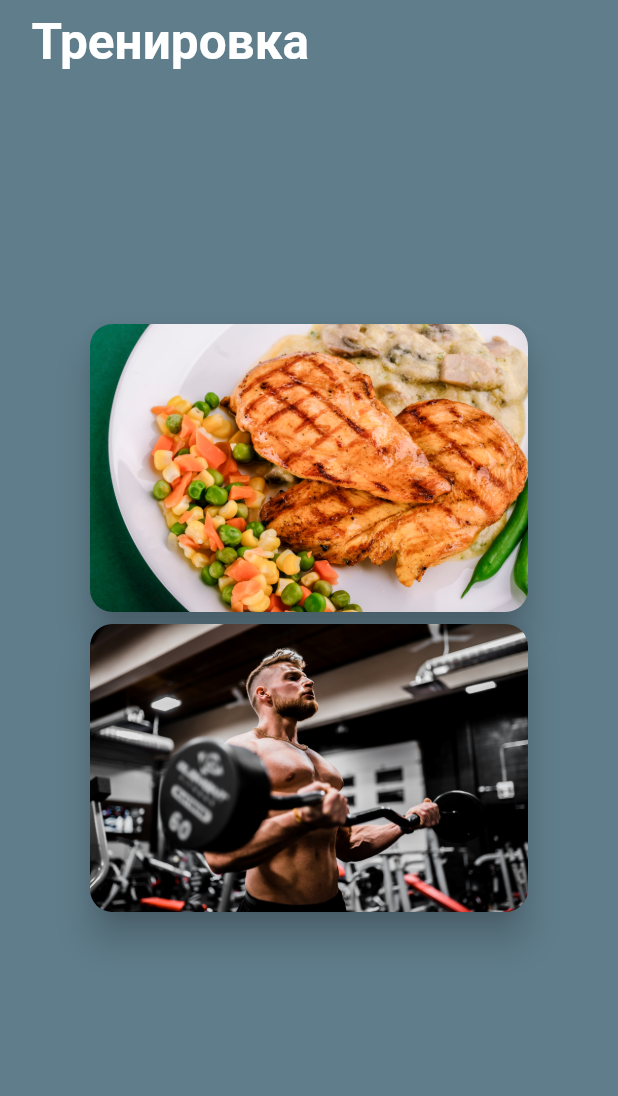
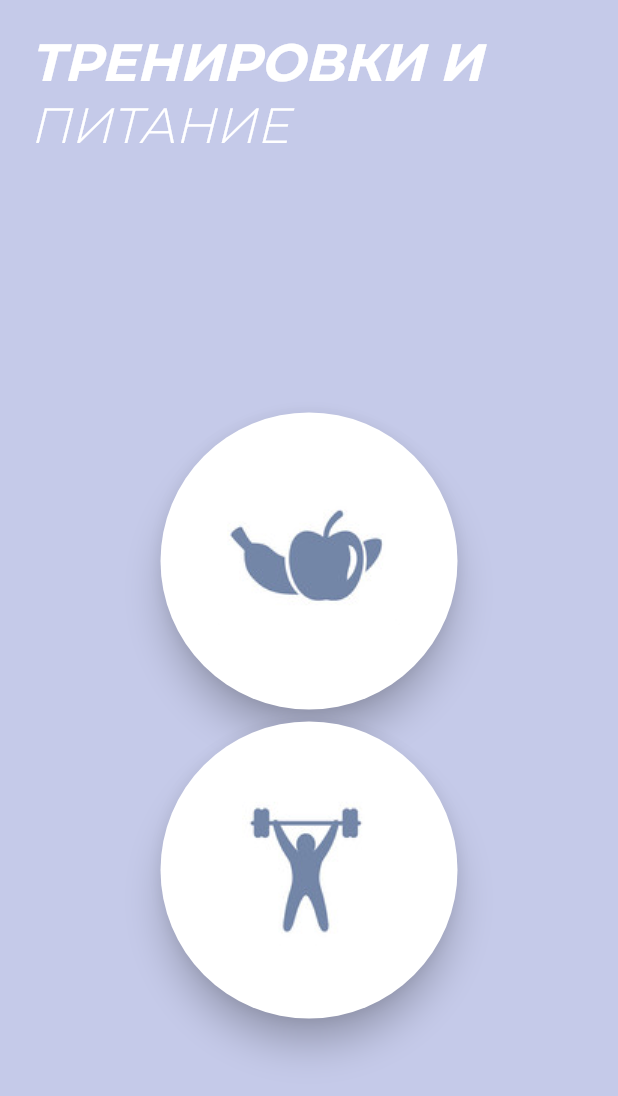
Before and after one commit to rmnsfx/nutrition, a Flutter app: the screen it shows after launch, on a phone screen of 412 x 824 dp. Shown: the top 1096 px of the screen. Run offline on Flutter 3.47's test engine with Material 2 defaults, Android fonts, the phone set to English and light mode, and no system bars; our stand-ins replace google_fonts.

Commit message:
new design main

```diff
--- a/lib/food.dart
+++ b/lib/food.dart
@@ -1,18 +1,16 @@
 import 'package:flutter/material.dart';
 import 'elements.dart';
 import 'package:flutter/widgets.dart';
-
-
 
 class FoodPage extends StatelessWidget {
   const FoodPage({super.key});
 
   @override
   Widget build(BuildContext context) {
-
     return Scaffold(
       appBar: AppBar(
         title: Text("Питание"),
+        backgroundColor: Colors.cyan,
       ),
       body: ListView.builder(
           itemCount: mealtime.length,
@@ -21,35 +19,66 @@ class FoodPage extends StatelessWidget {
                 child: ExpansionTile(
               leading: Icon(icons[index]),
               //trailing: Icon(Icons.keyboard_arrow_right),
-                  title:  Text('${mealtime[index]}'),
+              title: Text('${mealtime[index]}'),
               subtitle: Text('${time[index]}'),
               children: <Widget>[
-                    if( index == 0 )
+                if (index == 0)
                   for (var item in menuBreakFast)
-                        ListTile(title: Text(item.name), subtitle: Text(item.weightMin.toString() + " - " + item.weightMax.toString() + item.units),),
-                    if( index == 1 )
+                    ListTile(
+                      title: Text(item.name),
+                      subtitle: Text(item.weightMin.toString() +
+                          " - " +
+                          item.weightMax.toString() +
+                          item.units),
+                    ),
+                if (index == 1)
                   for (var item in menuEarlySnack)
-                        ListTile(title: Text(item.name), subtitle: Text(item.weightMin.toString() + " - " + item.weightMax.toString() + item.units),),
-                    if( index == 2 )
+                    ListTile(
+                      title: Text(item.name),
+                      subtitle: Text(item.weightMin.toString() +
+                          " - " +
+                          item.weightMax.toString() +
+                          item.units),
+                    ),
+                if (index == 2)
                   for (var item in menuLunch)
-                        ListTile(title: Text(item.name), subtitle: Text(item.weightMin.toString() + " - " + item.weightMax.toString() + item.units),),
-                    if( index == 3 )
+                    ListTile(
+                      title: Text(item.name),
+                      subtitle: Text(item.weightMin.toString() +
+                          " - " +
+                          item.weightMax.toString() +
+                          item.units),
+                    ),
+                if (index == 3)
                   for (var item in menuSnack)
-                        ListTile(title: Text(item.name), subtitle: Text(item.weightMin.toString() + " - " + item.weightMax.toString() + item.units),),
-                    if( index == 4 )
+                    ListTile(
+                      title: Text(item.name),
+                      subtitle: Text(item.weightMin.toString() +
+                          " - " +
+                          item.weightMax.toString() +
+                          item.units),
+                    ),
+                if (index == 4)
                   for (var item in menuDinner)
-                        ListTile(title: Text(item.name), subtitle: Text(item.weightMin.toString() + " - " + item.weightMax.toString() + item.units),),
-                    if( index == 5 )
+                    ListTile(
+                      title: Text(item.name),
+                      subtitle: Text(item.weightMin.toString() +
+                          " - " +
+                          item.weightMax.toString() +
+                          item.units),
+                    ),
+                if (index == 5)
                   for (var item in menuDinner)
-                        ListTile(title: Text(item.name), subtitle: Text(item.weightMin.toString() + " - " + item.weightMax.toString() + item.units),),
-
+                    ListTile(
+                      title: Text(item.name),
+                      subtitle: Text(item.weightMin.toString() +
+                          " - " +
+                          item.weightMax.toString() +
+                          item.units),
+                    ),
               ],
-                )
-
-            );
-          }
-      ),
-
+            ));
+          }),
     );
   }
 }
--- a/lib/main.dart
+++ b/lib/main.dart
@@ -2,6 +2,8 @@ import 'package:flutter/material.dart';
 import 'elements.dart';
 import 'food.dart';
 import 'training.dart';
+import 'package:google_fonts/google_fonts.dart';
+
 
 void main() {
   runApp(const MyApp());
@@ -14,9 +16,9 @@ class MyApp extends StatelessWidget {
   @override
   Widget build(BuildContext context) {
     return MaterialApp(
-      title: 'Программа питания и тренировок',
+      title: 'Тренировки и питание',
       theme: ThemeData(
-        primarySwatch: Colors.blue,
+        //primarySwatch: Colors.blue,
       ),
       home: const MainPage(),
     );
@@ -28,13 +30,37 @@ class MainPage extends StatelessWidget {
 
   @override
   Widget build(BuildContext context) {
-
     return Scaffold(
       extendBodyBehindAppBar: true,
+      backgroundColor: Colors.indigo.shade100,
 
-      body: Container(
+      appBar: AppBar(
+        toolbarHeight: 130,
+        flexibleSpace: SafeArea(
+          child: Container(
+            padding: const EdgeInsets.all(20.0),
+            child: Column(
+              textDirection: TextDirection.ltr,
+              crossAxisAlignment: CrossAxisAlignment.start,
+              //verticalDirection: VerticalDirection.up,
+              //mainAxisAlignment: MainAxisAlignment.start,
+              children: <Widget>[
+                Text('ТРЕНИРОВКИ И', style: GoogleFonts.montserrat(color: Colors.white,
+                    fontSize: 35, fontWeight: FontWeight.w700, fontStyle: FontStyle.italic)),
+                Text('ПИТАНИЕ', style: GoogleFonts.montserrat(color: Colors.white,
+                  fontSize: 33, fontWeight: FontWeight.w300, fontStyle: FontStyle.italic)),
+              ],
+            ),
+          ),
+        ),
+        elevation: 0,
+        backgroundColor: Colors.transparent,
+      ),
+
+      body: SafeArea(
+        child: Container(
           decoration: const BoxDecoration(
-            color: Colors.blueGrey,
+              //color: Colors.blueGrey,
               //image: DecorationImage(
               //image: AssetImage("assets/images/img2.png"),
               //fit: BoxFit.fill
@@ -45,64 +71,61 @@ class MainPage extends StatelessWidget {
               mainAxisAlignment: MainAxisAlignment.center,
               crossAxisAlignment: CrossAxisAlignment.center,
               children: <Widget>[
-            GestureDetector(
+              InkWell(
                   onTap: () {
                     //print("Card 1 Clicked");
                     Navigator.of(context).push(MaterialPageRoute(
                         builder: (context) => const FoodPage()));
                   },
                   child: SizedBox(
-                height: 200,
-                width: 300,
-
+                    height: MediaQuery.of(context).size.height/4.0,
+                    width: MediaQuery.of(context).size.width/2.0,
                     child: Card(
                       semanticContainer: true,
                       clipBehavior: Clip.antiAliasWithSaveLayer,
                       elevation: 10,
                       //margin: EdgeInsets.all(10),
-                  shape: RoundedRectangleBorder(borderRadius: BorderRadius.circular(15.0),),
-                  child: Image.asset('assets/images/img3.png', fit: BoxFit.fill,),
-                  //child: const Align( alignment: Alignment.center, child: Text('Питание', textAlign: TextAlign.center,
-                      //style: TextStyle(color: Colors.black, fontSize: 30, fontWeight: FontWeight.w700)), ),
+                      shape: RoundedRectangleBorder(
+                        borderRadius: BorderRadius.circular(100.0),
+                      ),
+                      child: Image.asset('assets/images/img6.png',
+                        fit: BoxFit.none,
+                      ),
+                      // child: const Align( alignment: Alignment.center, child: Text('Питание', textAlign: TextAlign.center,
+                      // style: TextStyle(color: Colors.black, fontSize: 30, fontWeight: FontWeight.w700)), ),
                     ),
                   )
               ),
-            GestureDetector(
+                InkWell(
                   onTap: () {
                     //print("Card 2 Clicked");
                     Navigator.of(context).push(MaterialPageRoute(
                         builder: (context) => const TrainingPage()));
                   },
                   child: SizedBox(
-                  height: 200,
-                  width: 300,
-
+                    height: MediaQuery.of(context).size.height/4.0,
+                    width: MediaQuery.of(context).size.width/2.0,
                     child: Card(
                       semanticContainer: true,
                       clipBehavior: Clip.antiAliasWithSaveLayer,
                       elevation: 10,
                       //margin: EdgeInsets.all(10),
-                    shape: RoundedRectangleBorder(borderRadius: BorderRadius.circular(15.0),),
-                    child: Image.asset('assets/images/img5.png', fit: BoxFit.fill,),
+                      shape: RoundedRectangleBorder(
+                        borderRadius: BorderRadius.circular(100.0),
+                      ),
+                      child: Image.asset('assets/images/img8.png',
+                        fit: BoxFit.none,
+                      ),
                       //child: const Align( alignment: Alignment.center, child: Text('Тренировка', textAlign: TextAlign.center,
                       //style: TextStyle(color: Colors.black, fontSize: 30, fontWeight: FontWeight.w700)), ),
                     ),
                   )
               ),
             ],
-      )
+          )),
+        ),
       ),
 
-      ),
-
-      appBar: AppBar(
-        title: Container(
-          padding: EdgeInsets.all(5.0),
-          child: Text("Тренировка", style: TextStyle(
-          color: Colors.white, fontSize: 33, fontWeight: FontWeight.bold),),),
-        elevation: 0,
-        backgroundColor: Colors.transparent,
-      ),
     );
   }
 }
--- a/lib/training.dart
+++ b/lib/training.dart
@@ -13,6 +13,7 @@ class TrainingPage extends StatelessWidget {
     return Scaffold(
       appBar: AppBar(
         title: Text("Тренировки"),
+        backgroundColor: Colors.cyan,
       ),
       body: ListView.builder(
           itemCount: day.length,
--- a/pubspec.yaml
+++ b/pubspec.yaml
@@ -19,7 +19,7 @@ publish_to: 'none' # Remove this line if you wish to publish to pub.dev
 version: 1.0.1
 
 environment:
-  sdk: '>=2.19.0 <3.0.0'
+  sdk: '>=2.17.0 <3.0.0'
 
 # Dependencies specify other packages that your package needs in order to work.
 # To automatically upgrade your package dependencies to the latest versions
@@ -33,6 +33,7 @@ dependencies:
 
   sqflite: ^2.0.2
   path:
+  google_fonts:
 
 
   # The following adds the Cupertino Icons font to your application.
```
Also changed, not shown: assets/images/img6.png (added), assets/images/img7.png (added), assets/images/img8.png (added), pubspec.lock. Lines whose indentation alone changed are shown as unchanged.
